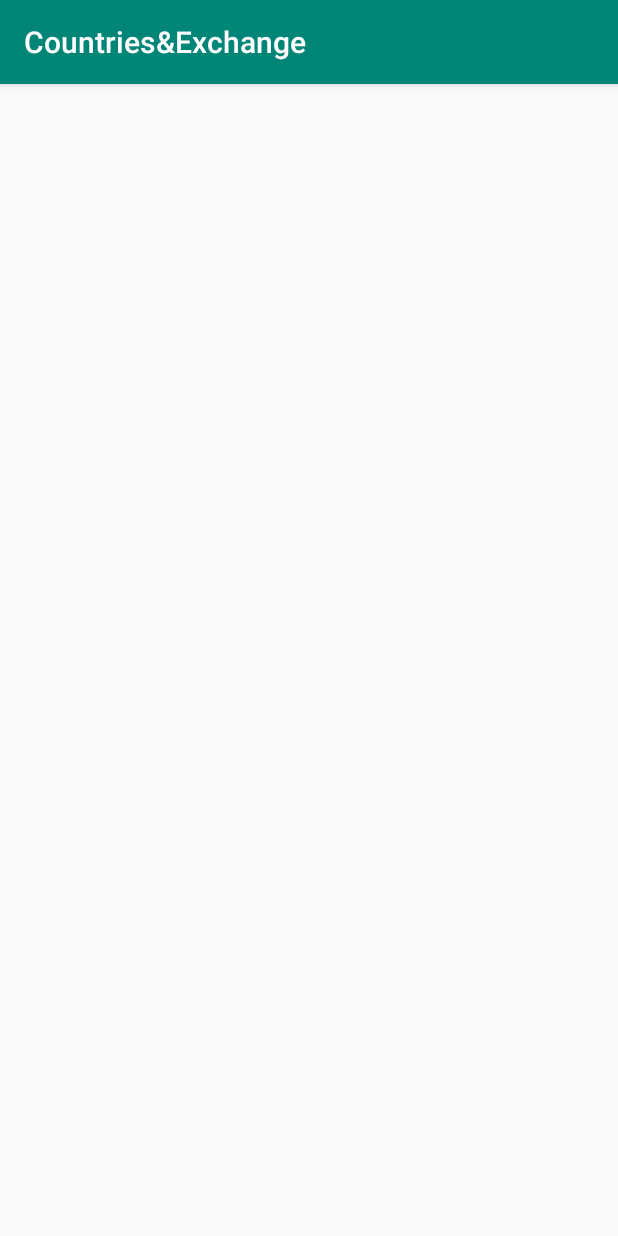
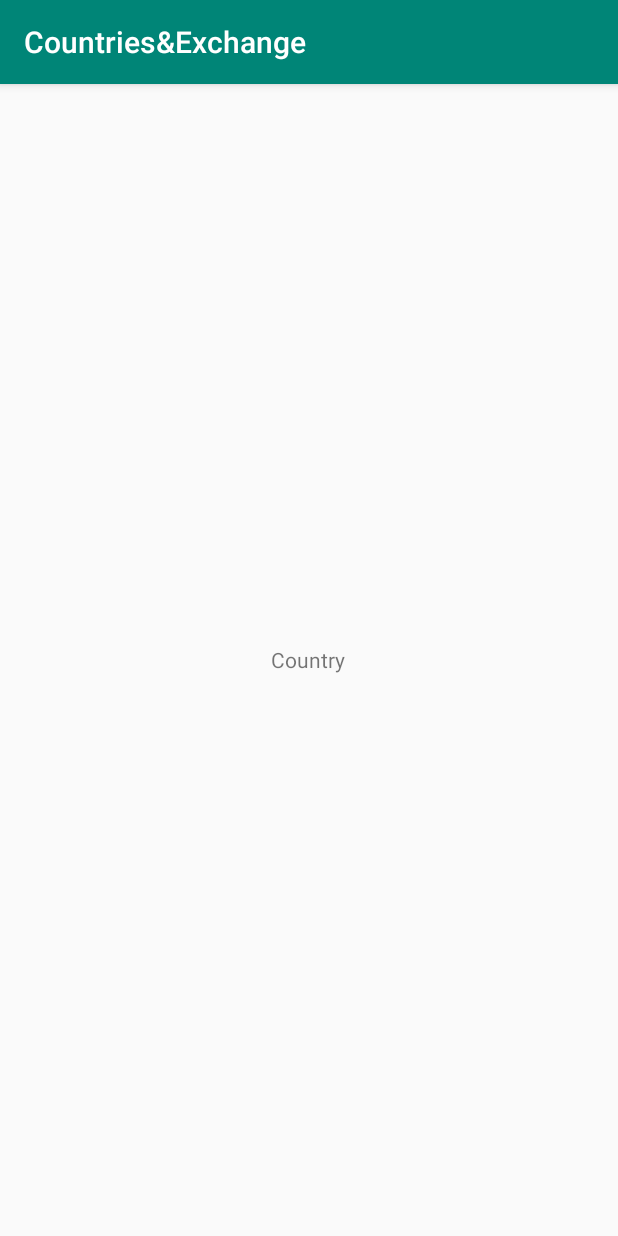
Before and after one commit to AbdullahAlSamman/Country-Exchange, an Android app: the CountryView screen opened directly, with no data from a screen before it, on a phone screen of 412 x 824 dp. Run offline under Robolectric (Android 15) with nearby library versions, the phone set to English and light mode, and no system bars; 1 statement that could not run was skipped.

Commit message:
Open CountryView With country name

```diff
--- a/app/src/main/java/com/aals/countriesexchange/UI/CountryView.java
+++ b/app/src/main/java/com/aals/countriesexchange/UI/CountryView.java
@@ -1,16 +1,25 @@
 package com.aals.countriesexchange.UI;
 
 import android.os.Bundle;
+import android.widget.TextView;
 
 import androidx.appcompat.app.AppCompatActivity;
 
+import com.aals.countriesexchange.Model.Country;
 import com.aals.countriesexchange.R;
 
 public class CountryView extends AppCompatActivity {
+
+    private Country country;
+    private TextView tv;
 
     @Override
     protected void onCreate(Bundle savedInstanceState) {
         super.onCreate(savedInstanceState);
         setContentView(R.layout.activity_country_view);
+        tv = findViewById(R.id.tv_cs_name);
+        country = (Country) getIntent().getSerializableExtra("country");
+        tv.setText(country.getName());
+
     }
 }
--- a/app/src/main/java/com/aals/countriesexchange/UI/MainActivity.java
+++ b/app/src/main/java/com/aals/countriesexchange/UI/MainActivity.java
@@ -1,9 +1,9 @@
 package com.aals.countriesexchange.UI;
 
 import android.content.Context;
+import android.content.Intent;
 import android.os.AsyncTask;
 import android.os.Bundle;
-import android.widget.Toast;
 
 import androidx.appcompat.app.AppCompatActivity;
 import androidx.recyclerview.widget.LinearLayoutManager;
@@ -30,14 +30,16 @@ public class MainActivity extends AppCompatActivity implements CountriesAdapter.
         rvCoutries = findViewById(R.id.rv_countries);
 
         new GetDataFromDB().execute(getApplicationContext());
-
     }
 
     @Override
     public void onCountryClick(int position) {
         countries.get(position);
         //start other intents CountryView here
-        Toast.makeText(getApplicationContext(), position + "", Toast.LENGTH_SHORT).show();
+//        Toast.makeText(getApplicationContext(), position + "", Toast.LENGTH_SHORT).show();
+        Intent intent = new Intent(this, CountryView.class);
+        intent.putExtra("country", countries.get(position));
+        startActivity(intent);
     }
 
     public void iniRecyclerView() {
--- a/app/src/main/res/layout/activity_country_view.xml
+++ b/app/src/main/res/layout/activity_country_view.xml
@@ -1,9 +1,16 @@
 <?xml version="1.0" encoding="utf-8"?>
-<androidx.constraintlayout.widget.ConstraintLayout xmlns:android="http://schemas.android.com/apk/res/android"
-    xmlns:app="http://schemas.android.com/apk/res-auto"
+<RelativeLayout xmlns:android="http://schemas.android.com/apk/res/android"
     xmlns:tools="http://schemas.android.com/tools"
     android:layout_width="match_parent"
     android:layout_height="match_parent"
     tools:context=".UI.CountryView">
 
-</androidx.constraintlayout.widget.ConstraintLayout>
+    <TextView
+        android:id="@+id/tv_cs_name"
+        android:layout_width="wrap_content"
+        android:layout_height="wrap_content"
+        android:layout_centerHorizontal="true"
+        android:layout_centerVertical="true"
+        android:text="@string/country_name"></TextView>
+
+</RelativeLayout>
```
